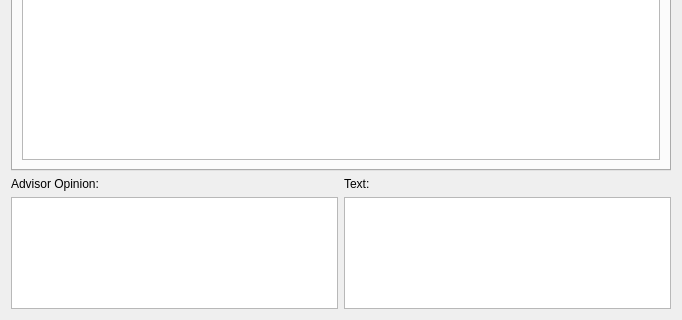
Qt form ui/AdvisorWindow.ui (dmzdev/stance) before a commit; both pictures show x 0 to 682 and y 524 to 844 of the 682 by 844 pixel window.
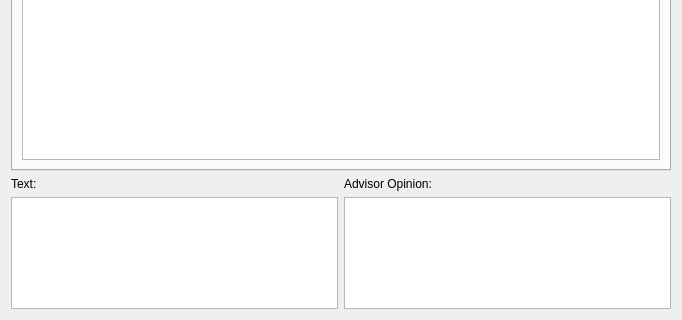
The same form after that commit.

Commit message: Visual bugs fixed. Window resizing implemented.

The edit to the form file:
```diff
--- a/ui/AdvisorWindow.ui
+++ b/ui/AdvisorWindow.ui
@@ -475,16 +475,16 @@
      <item>
       <layout class="QHBoxLayout" name="horizontalLayout_3">
        <item>
-        <layout class="QVBoxLayout" name="verticalLayout_3">
+        <layout class="QVBoxLayout" name="verticalLayout_5">
          <item>
-          <widget class="QLabel" name="label_2">
+          <widget class="QLabel" name="label_4">
            <property name="text">
-            <string>Advisor Opinion:</string>
+            <string>Text:</string>
            </property>
           </widget>
          </item>
          <item>
-          <widget class="QTextEdit" name="selectedOpinion">
+          <widget class="QTextEdit" name="selectedText">
            <property name="readOnly">
             <bool>true</bool>
            </property>
@@ -493,16 +493,16 @@
         </layout>
        </item>
        <item>
-        <layout class="QVBoxLayout" name="verticalLayout_5">
+        <layout class="QVBoxLayout" name="verticalLayout_3">
          <item>
-          <widget class="QLabel" name="label_4">
+          <widget class="QLabel" name="label_2">
            <property name="text">
-            <string>Text:</string>
+            <string>Advisor Opinion:</string>
            </property>
           </widget>
          </item>
          <item>
-          <widget class="QTextEdit" name="selectedText">
+          <widget class="QTextEdit" name="selectedOpinion">
            <property name="readOnly">
             <bool>true</bool>
            </property>
```
The commit also changes 4 other files.
